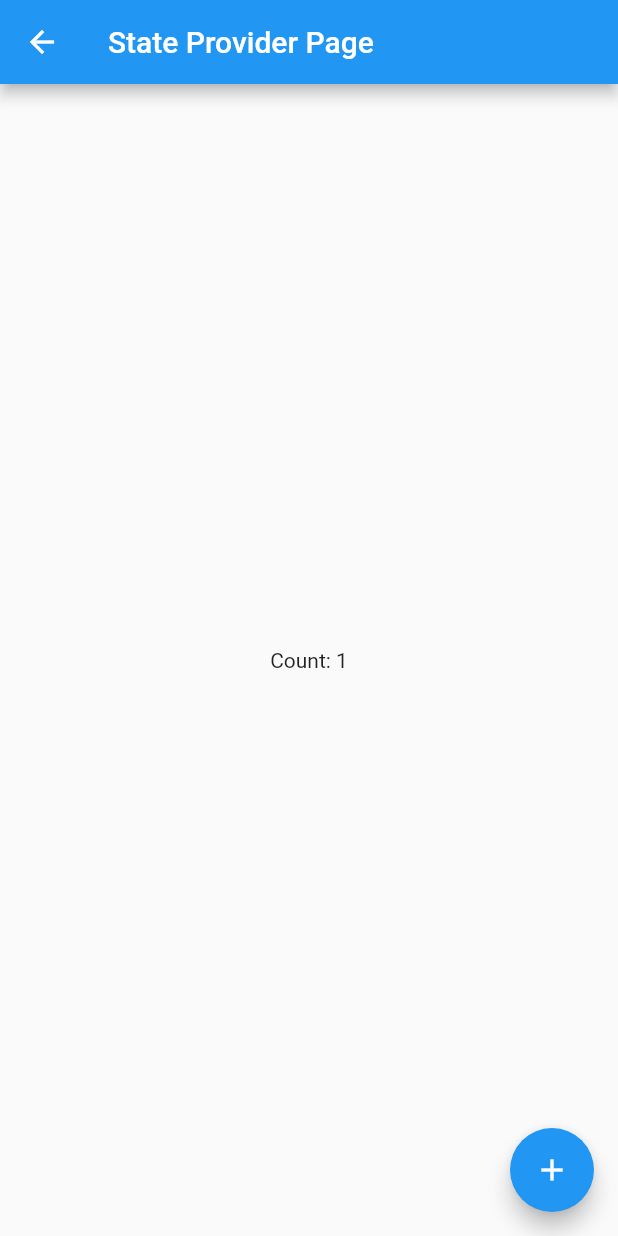
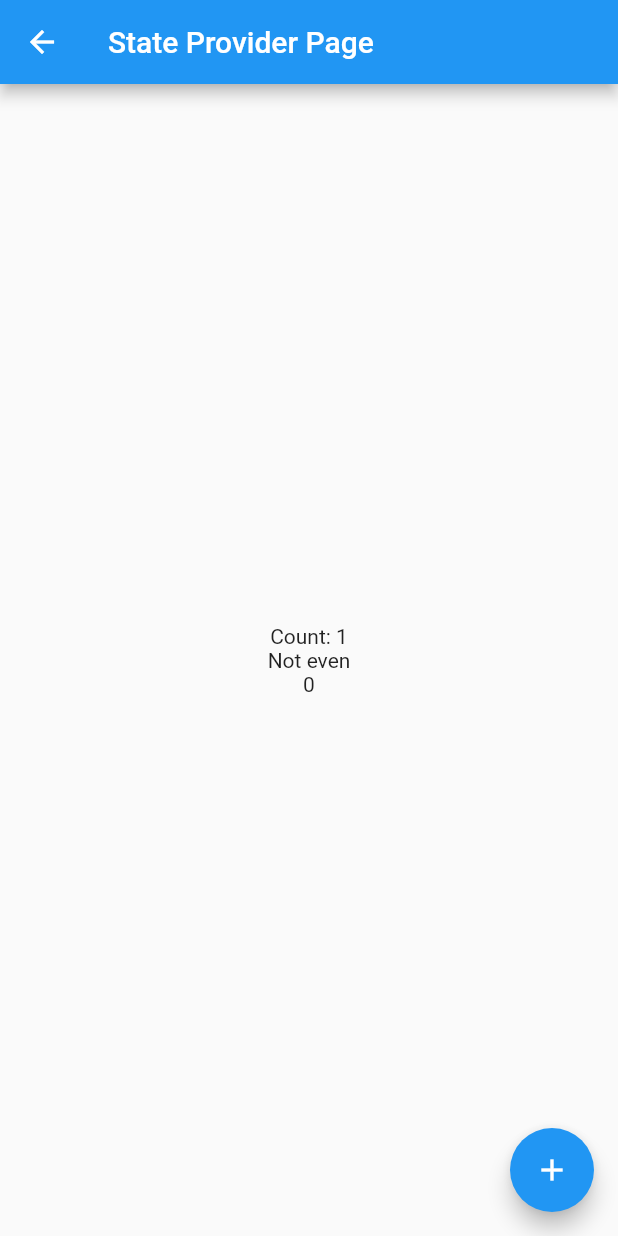
Before and after one commit to anubhavbagri/Riverpod-Essentials, a Flutter app: the CounterStateProviderPage screen opened by its route, after a tap on the "add" icon, on a phone screen of 412 x 824 dp. Run offline on Flutter 3.47's test engine with Material 2 defaults, Android fonts, the phone set to English and light mode, and no system bars; our stand-ins replace flutter_riverpod.

Commit message:
feat: provider depending on another

```diff
--- a/lib/pages/counter_state_provider_page.dart
+++ b/lib/pages/counter_state_provider_page.dart
@@ -2,6 +2,20 @@ import 'package:flutter/material.dart';
 import 'package:flutter_riverpod/flutter_riverpod.dart';
 
 final _counterProvider = StateProvider<int>((ref) => 0);
+
+final _isEvenProvider = Provider<bool>((ref) {
+  final counter = ref.watch(_counterProvider);
+  return (counter % 2 == 0);
+});
+
+final _evenCounter = Provider<int>((ref) {
+  ref.listen<bool>(_isEvenProvider, (value, val) {
+    if (val) {
+      ref.state++;
+    }
+  });
+  return 0;
+});
 
 class CounterStateProviderPage extends ConsumerWidget {
   const CounterStateProviderPage({Key? key}) : super(key: key);
@@ -14,7 +28,14 @@ class CounterStateProviderPage extends ConsumerWidget {
         title: Text('State Provider Page'),
       ),
       body: Center(
-        child: Text('Count: ${counter}'),
+        child: Column(
+          mainAxisAlignment: MainAxisAlignment.center,
+          children: [
+            Text('Count: ${counter}'),
+            CounterIsEven(),
+            EvenCounter(),
+          ],
+        ),
       ),
       floatingActionButton: FloatingActionButton(
         onPressed: () {
@@ -25,3 +46,24 @@ class CounterStateProviderPage extends ConsumerWidget {
     );
   }
 }
+
+class CounterIsEven extends ConsumerWidget {
+  const CounterIsEven({Key? key}) : super(key: key);
+
+  @override
+  Widget build(BuildContext context, WidgetRef ref) {
+    // print('Building');
+    final isEven = ref.watch(_isEvenProvider);
+    return Text(isEven ? 'Is Even' : 'Not even');
+  }
+}
+
+class EvenCounter extends ConsumerWidget {
+  const EvenCounter({Key? key}) : super(key: key);
+
+  @override
+  Widget build(BuildContext context, WidgetRef ref) {
+    final evenCount = ref.watch(_evenCounter);
+    return Text('$evenCount');
+  }
+}
```
